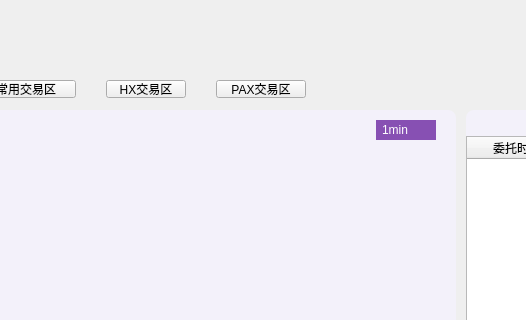
HcashOrg/hx-indicator, file LNKWallet/exchange/KLineWidget.ui: the form before one commit; both pictures show x 84 to 610 and y 0 to 320 of the 770 by 510 pixel window.
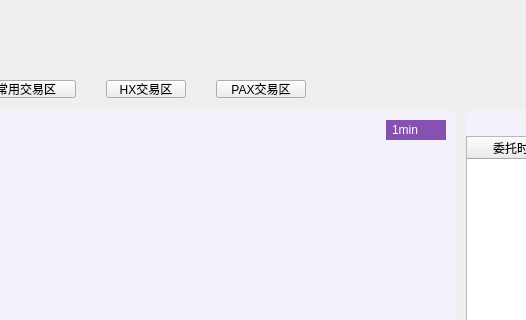
The form after the commit. Icons and pictures are not drawn.

Diff of the .ui file:
```diff
--- a/LNKWallet/exchange/KLineWidget.ui
+++ b/LNKWallet/exchange/KLineWidget.ui
@@ -84,7 +84,7 @@
   <widget class="QComboBox" name="periodComboBox">
    <property name="geometry">
     <rect>
-     <x>460</x>
+     <x>470</x>
      <y>120</y>
      <width>60</width>
      <height>20</height>
@@ -196,7 +196,7 @@
      <rect>
       <x>104</x>
       <y>10</y>
-      <width>250</width>
+      <width>330</width>
       <height>20</height>
      </rect>
     </property>
```
Left out of the diff: 2 changed lines with no effect on the pictures.
